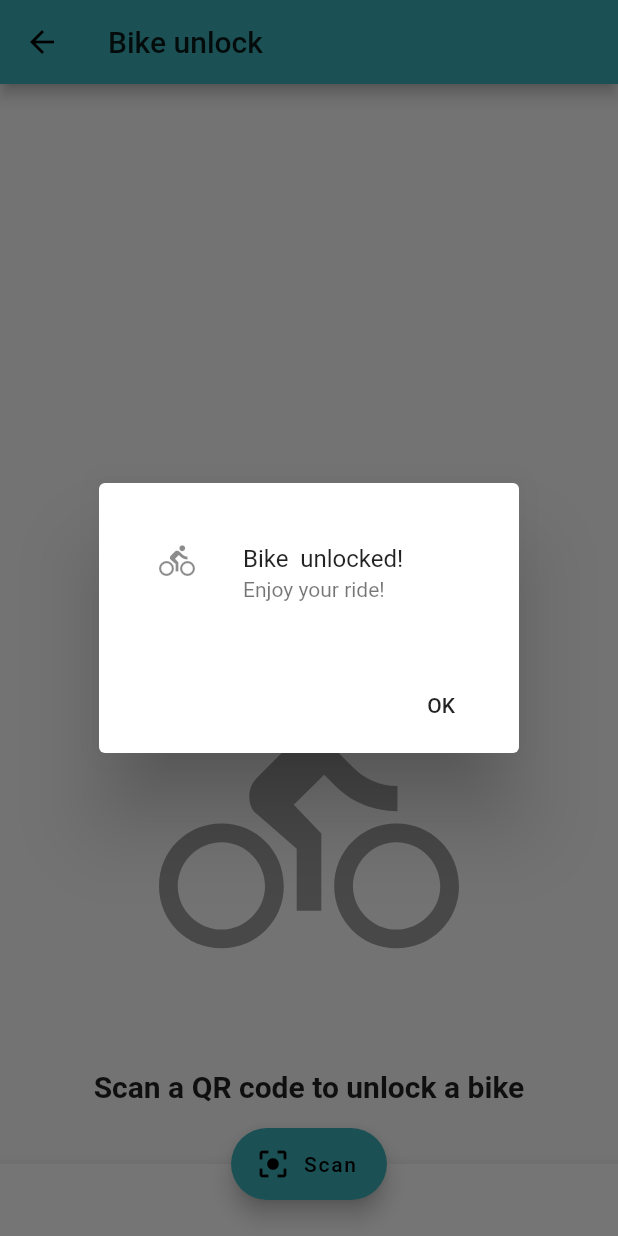
After one commit to aubykhan/bike_go, a Flutter app: the QrScanPage screen opened directly, after a tap on "Scan", on a phone screen of 412 x 824 dp. The commit adds this screen. Run offline on Flutter 3.47's test engine with Material 2 defaults, Android fonts, the phone set to English and light mode, and no system bars; missing offline and left inert: barcode_scan.

Commit message:
Add Qr screen. Add theme.

```diff
--- a/lib/main.dart
+++ b/lib/main.dart
@@ -1,4 +1,3 @@
-import 'package:bike_go/ride_finished.dart';
 import 'package:flutter/material.dart';
 
 void main() {
@@ -6,11 +5,17 @@ void main() {
 }
 
 class BikeGo extends StatelessWidget {
+  Color _primaryColor = Color.fromARGB(255, 58, 175, 185);
   @override
   Widget build(BuildContext context) {
     return new MaterialApp(
       title: "Bike 2 Go",
-      home: new RideFinishedPage(),
+      home: new LocatorPage(),
+      theme: new ThemeData(
+        primaryColor: _primaryColor,
+        accentColor: _primaryColor,
+        buttonColor: _primaryColor
+      ),
     );
   }
 }
@@ -21,9 +26,6 @@ class LocatorPage extends StatelessWidget {
     return new Scaffold(
       appBar: new AppBar(title: new Text("Bike 2 Go")),
       drawer: Drawer(
-        // Add a ListView to the drawer. This ensures the user can scroll
-        // through the options in the Drawer if there isn't enough vertical
-        // space to fit everything.
         child: ListView(
           // Important: Remove any padding from the ListView.
           padding: EdgeInsets.zero,
--- /dev/null
+++ b/lib/qr.dart
@@ -0,0 +1,123 @@
+import 'dart:async';
+
+import 'package:flutter/material.dart';
+import 'package:barcode_scan/barcode_scan.dart';
+import 'package:flutter/services.dart';
+
+class QrScanPage extends StatefulWidget {
+  @override
+  _QrScanPageState createState() => new _QrScanPageState();
+}
+
+class _QrScanPageState extends State<QrScanPage> {
+  String barcode = "";
+
+  @override
+  initState() {
+    super.initState();
+  }
+
+  @override
+  Widget build(BuildContext context) {
+    return new Scaffold(
+      appBar: new AppBar(
+        title: new Text('Bike unlock'),
+      ),
+      body: new Column(
+        crossAxisAlignment: CrossAxisAlignment.center,
+        mainAxisAlignment: MainAxisAlignment.end,
+        children: <Widget>[
+          Padding(
+            padding: const EdgeInsets.only(bottom: 64.0),
+            child: Icon(
+              Icons.directions_bike,
+              size: 200.0,
+              color: Colors.grey,
+            ),
+          ),
+          Center(
+            child: Padding(
+              padding: const EdgeInsets.only(bottom: 40.0),
+              child: Column(
+                children: <Widget>[
+                  Text(
+                    'Scan a QR code to unlock a bike',
+                    style: TextStyle(
+                      fontSize: 20.0,
+                      fontWeight: FontWeight.bold,
+                    ),
+                  ),
+                ],
+              ),
+            ),
+          ),
+        ],
+      ),
+      bottomNavigationBar: BottomAppBar(
+        hasNotch: false,
+        child: new Row(
+          mainAxisAlignment: MainAxisAlignment.spaceBetween,
+          children: <Widget>[
+            new IconButton(
+              icon: new Icon(
+                Icons.menu,
+                color: Colors.transparent,
+              ),
+              onPressed: () => {},
+            ),
+            new IconButton(
+              icon: new Icon(
+                Icons.apps,
+                color: Colors.transparent,
+              ),
+              onPressed: () => {},
+            ),
+          ],
+        ),
+      ),
+      floatingActionButton: FloatingActionButton.extended(
+        onPressed: scan,
+        icon: Icon(Icons.center_focus_strong),
+        label: Text('Scan'),
+      ),
+      floatingActionButtonLocation: FloatingActionButtonLocation.centerDocked,
+    );
+  }
+
+  Future scan() async {
+    try {
+      String barcode = await BarcodeScanner.scan();
+      setState(() => this.barcode = barcode);
+      await showDialog(
+        context: context,
+        builder: (context) => new AlertDialog(
+              title: ListTile(
+                leading: Icon(Icons.directions_bike),
+                title: Text('Bike $barcode unlocked!'),
+                subtitle: Text('Enjoy your ride!'),
+              ),
+              actions: <Widget>[
+                new FlatButton(
+                    onPressed: () {
+                      Navigator.pop(context);
+                    },
+                    child: const Text('OK'))
+              ],
+            ),
+      );
+    } on PlatformException catch (e) {
+      if (e.code == BarcodeScanner.CameraAccessDenied) {
+        setState(() {
+          this.barcode = 'The user did not grant the camera permission!';
+        });
+      } else {
+        setState(() => this.barcode = 'Unknown error: $e');
+      }
+    } on FormatException {
+      setState(() => this.barcode =
+          'null (User returned using the "back"-button before scanning anything. Result)');
+    } catch (e) {
+      setState(() => this.barcode = 'Unknown error: $e');
+    }
+  }
+}
--- a/lib/ride_finished.dart
+++ b/lib/ride_finished.dart
@@ -82,7 +82,6 @@ class _RideFinishedPageState extends State<RideFinishedPage> {
           children: <Widget>[
             Expanded(
               child: RaisedButton(
-                color: Colors.red,
                 onPressed: () => {},
                 child: Text('Pay'),
               ),
--- a/pubspec.yaml
+++ b/pubspec.yaml
@@ -20,6 +20,7 @@ dependencies:
 dev_dependencies:
   flutter_test:
     sdk: flutter
+  barcode_scan: ^0.0.4
 
 
 # For information on the generic Dart part of this file, see the
```
Also changed, not shown: 1 other file.
